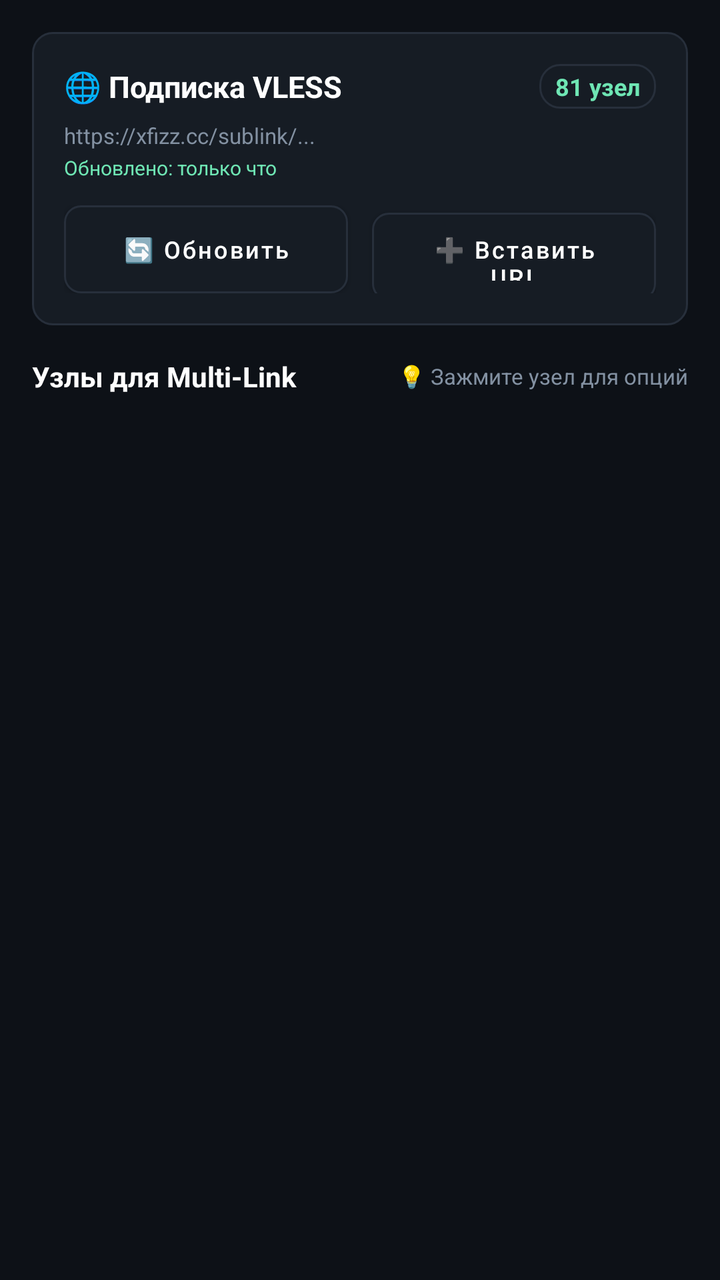
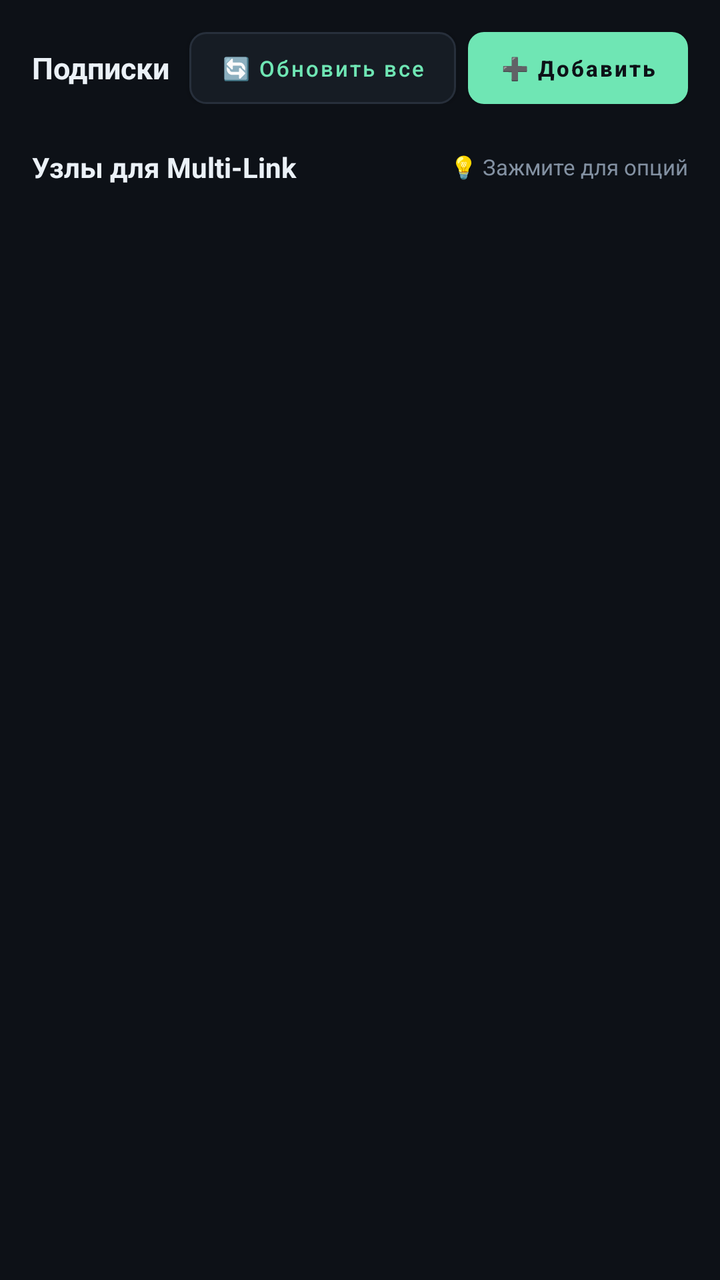

Before-and-after screenshots of an Android layout around one commit, followed by the original layout XML and the change that was made.
<!-- AndroidManifest.xml: application theme Theme.EvertyMultiLink -->
<!-- res/layout/fragment_servers.xml -->
<?xml version="1.0" encoding="utf-8"?>
<LinearLayout xmlns:android="http://schemas.android.com/apk/res/android"
    xmlns:app="http://schemas.android.com/apk/res-auto"
    android:layout_width="match_parent"
    android:layout_height="match_parent"
    android:orientation="vertical"
    android:background="@color/bg_dark"
    android:padding="16dp">

    
    <LinearLayout
        android:layout_width="match_parent"
        android:layout_height="wrap_content"
        android:orientation="vertical"
        android:background="@drawable/card_tv_focusable"
        android:padding="16dp"
        android:focusable="true"
        android:layout_marginBottom="16dp">

        <LinearLayout
            android:layout_width="match_parent"
            android:layout_height="wrap_content"
            android:orientation="horizontal"
            android:gravity="center_vertical"
            android:layout_marginBottom="6dp">

            <TextView
                android:layout_width="0dp"
                android:layout_height="wrap_content"
                android:layout_weight="1"
                android:text="🌐 Подписка VLESS"
                android:textColor="@color/white"
                android:textSize="15sp"
                android:textStyle="bold" />

            <TextView
                android:id="@+id/tvSubscriptionCount"
                android:layout_width="wrap_content"
                android:layout_height="wrap_content"
                android:text="81 узел"
                android:textColor="@color/accent_cyan"
                android:textSize="12sp"
                android:textStyle="bold"
                android:background="@drawable/card_background"
                android:paddingHorizontal="8dp"
                android:paddingVertical="3dp" />
        </LinearLayout>

        <TextView
            android:id="@+id/tvSubscriptionUrl"
            android:layout_width="match_parent"
            android:layout_height="wrap_content"
            android:text="https://xfizz.cc/sublink/..."
            android:textColor="@color/text_muted"
            android:textSize="11sp"
            android:ellipsize="middle"
            android:singleLine="true" />

        <TextView
            android:id="@+id/tvSubscriptionUpdated"
            android:layout_width="match_parent"
            android:layout_height="wrap_content"
            android:text="Обновлено: только что"
            android:textColor="@color/accent_mint"
            android:textSize="10sp"
            android:layout_marginTop="2dp"
            android:layout_marginBottom="12dp" />

        <LinearLayout
            android:layout_width="match_parent"
            android:layout_height="wrap_content"
            android:orientation="horizontal">

            <com.google.android.material.button.MaterialButton
                android:id="@+id/btnUpdateSub"
                android:layout_width="0dp"
                android:layout_height="44dp"
                android:layout_weight="1"
                android:text="🔄 Обновить"
                android:textSize="12sp"
                android:textAllCaps="false"
                android:layout_marginEnd="6dp"
                android:background="@drawable/btn_secondary_selector"
                app:backgroundTint="@null" />

            <com.google.android.material.button.MaterialButton
                android:id="@+id/btnAddSub"
                android:layout_width="0dp"
                android:layout_height="44dp"
                android:layout_weight="1"
                android:text="➕ Вставить URL"
                android:textSize="12sp"
                android:textAllCaps="false"
                android:layout_marginStart="6dp"
                android:background="@drawable/btn_secondary_selector"
                app:backgroundTint="@null" />
        </LinearLayout>
    </LinearLayout>

    
    <LinearLayout
        android:layout_width="match_parent"
        android:layout_height="wrap_content"
        android:orientation="horizontal"
        android:gravity="center_vertical"
        android:layout_marginBottom="8dp">

        <TextView
            android:id="@+id/tvNodesHeader"
            android:layout_width="0dp"
            android:layout_height="wrap_content"
            android:layout_weight="1"
            android:text="Узлы для Multi-Link"
            android:textColor="@color/white"
            android:textSize="14sp"
            android:textStyle="bold" />

        <TextView
            android:layout_width="wrap_content"
            android:layout_height="wrap_content"
            android:text="💡 Зажмите узел для опций"
            android:textColor="@color/text_muted"
            android:textSize="11sp" />
    </LinearLayout>

    
    <androidx.recyclerview.widget.RecyclerView
        android:id="@+id/rvNodes"
        android:layout_width="match_parent"
        android:layout_height="0dp"
        android:layout_weight="1"
        android:clipToPadding="false"
        android:paddingBottom="16dp" />

</LinearLayout>
<!-- resources referenced by this layout -->
<resources>
  <color name="accent_cyan">#6FE6B4</color>
  <color name="accent_mint">#6FE6B4</color>
  <color name="bg_dark">#0D1117</color>
  <color name="text_muted">#8391A2</color>
  <color name="white">#FFFFFF</color>
  <!-- drawable btn_secondary_selector (drawable) -->
  <?xml version="1.0" encoding="utf-8"?>
  <selector xmlns:android="http://schemas.android.com/apk/res/android">
      <item android:state_focused="true">
          <shape android:shape="rectangle">
              <solid android:color="@color/bg_card" />
              <corners android:radius="8dp" />
              <stroke
                  android:width="2dp"
                  android:color="@color/accent_mint" />
          </shape>
      </item>
      <item android:state_pressed="true">
          <shape android:shape="rectangle">
              <solid android:color="#1F2833" />
              <corners android:radius="8dp" />
              <stroke
                  android:width="1dp"
                  android:color="@color/border_card" />
          </shape>
      </item>
      <item>
          <shape android:shape="rectangle">
              <solid android:color="@color/bg_card" />
              <corners android:radius="8dp" />
              <stroke
                  android:width="1dp"
                  android:color="@color/border_card" />
          </shape>
      </item>
  </selector>
  <!-- drawable card_background (drawable) -->
  <?xml version="1.0" encoding="utf-8"?>
  <shape xmlns:android="http://schemas.android.com/apk/res/android"
      android:shape="rectangle">
      <solid android:color="@color/bg_card" />
      <corners android:radius="10dp" />
      <stroke
          android:width="1dp"
          android:color="@color/border_card" />
  </shape>
  <!-- drawable card_tv_focusable (drawable) -->
  <?xml version="1.0" encoding="utf-8"?>
  <selector xmlns:android="http://schemas.android.com/apk/res/android">
      <item android:state_focused="true">
          <shape android:shape="rectangle">
              <solid android:color="@color/bg_card" />
              <corners android:radius="10dp" />
              <stroke
                  android:width="2dp"
                  android:color="@color/accent_mint" />
          </shape>
      </item>
      <item android:state_pressed="true">
          <shape android:shape="rectangle">
              <solid android:color="#1F2833" />
              <corners android:radius="10dp" />
              <stroke
                  android:width="1dp"
                  android:color="@color/border_card" />
          </shape>
      </item>
      <item>
          <shape android:shape="rectangle">
              <solid android:color="@color/bg_card" />
              <corners android:radius="10dp" />
              <stroke
                  android:width="1dp"
                  android:color="@color/border_card" />
          </shape>
      </item>
  </selector>
  <style name="Theme.EvertyMultiLink" parent="Theme.MaterialComponents.DayNight.NoActionBar">
          <item name="colorPrimary">@color/accent_mint</item>
          <item name="colorPrimaryVariant">@color/accent_soft</item>
          <item name="colorOnPrimary">@color/white</item>
          <item name="colorSecondary">@color/accent_cyan</item>
          <item name="colorSecondaryVariant">@color/accent_cyan</item>
          <item name="colorOnSecondary">@color/bg_dark</item>
          <item name="android:statusBarColor">@color/bg_dark</item>
          <item name="android:navigationBarColor">@color/bg_dark</item>
          <item name="android:windowBackground">@color/bg_dark</item>
      </style>
  <color name="bg_card">#161C24</color>
  <color name="border_card">#272F3B</color>
  <color name="accent_soft">#1C342D</color>
</resources>

<!-- the commit's change to res/layout/fragment_servers.xml (unified diff, before → after) -->
@@ -11,91 +11,54 @@
     <LinearLayout
         android:layout_width="match_parent"
         android:layout_height="wrap_content"
-        android:orientation="vertical"
-        android:background="@drawable/card_tv_focusable"
-        android:padding="16dp"
-        android:focusable="true"
-        android:layout_marginBottom="16dp">
-
-        <LinearLayout
-            android:layout_width="match_parent"
-            android:layout_height="wrap_content"
-            android:orientation="horizontal"
-            android:gravity="center_vertical"
-            android:layout_marginBottom="6dp">
-
-            <TextView
-                android:layout_width="0dp"
-                android:layout_height="wrap_content"
-                android:layout_weight="1"
-                android:text="🌐 Подписка VLESS"
-                android:textColor="@color/white"
-                android:textSize="15sp"
-                android:textStyle="bold" />
-
-            <TextView
-                android:id="@+id/tvSubscriptionCount"
-                android:layout_width="wrap_content"
-                android:layout_height="wrap_content"
-                android:text="81 узел"
-                android:textColor="@color/accent_cyan"
-                android:textSize="12sp"
-                android:textStyle="bold"
-                android:background="@drawable/card_background"
-                android:paddingHorizontal="8dp"
-                android:paddingVertical="3dp" />
-        </LinearLayout>
+        android:orientation="horizontal"
+        android:gravity="center_vertical"
+        android:layout_marginBottom="10dp">
 
         <TextView
-            android:id="@+id/tvSubscriptionUrl"
-            android:layout_width="match_parent"
+            android:id="@+id/tvSubscriptionsHeader"
+            android:layout_width="0dp"
             android:layout_height="wrap_content"
-            android:text="https://xfizz.cc/sublink/..."
-            android:textColor="@color/text_muted"
+            android:layout_weight="1"
+            android:text="Подписки"
+            android:textColor="@color/text_primary"
+            android:textSize="15sp"
+            android:textStyle="bold" />
+
+        <com.google.android.material.button.MaterialButton
+            android:id="@+id/btnUpdateAllSubs"
+            android:layout_width="wrap_content"
+            android:layout_height="36dp"
+            android:layout_marginEnd="6dp"
+            android:background="@drawable/btn_secondary_selector"
+            app:backgroundTint="@null"
+            android:focusable="true"
+            android:text="🔄 Обновить все"
+            android:textAllCaps="false"
+            android:textColor="@color/accent_mint"
+            android:textSize="11sp" />
+
+        <com.google.android.material.button.MaterialButton
+            android:id="@+id/btnAddSubscription"
+            android:layout_width="wrap_content"
+            android:layout_height="36dp"
+            android:background="@drawable/btn_primary_selector"
+            app:backgroundTint="@null"
+            android:focusable="true"
+            android:text="➕ Добавить"
+            android:textAllCaps="false"
+            android:textColor="@color/bg_dark"
             android:textSize="11sp"
-            android:ellipsize="middle"
-            android:singleLine="true" />
+            android:textStyle="bold" />
+    </LinearLayout>
 
-        <TextView
-            android:id="@+id/tvSubscriptionUpdated"
-            android:layout_width="match_parent"
-            android:layout_height="wrap_content"
-            android:text="Обновлено: только что"
-            android:textColor="@color/accent_mint"
-            android:textSize="10sp"
-            android:layout_marginTop="2dp"
-            android:layout_marginBottom="12dp" />
-
-        <LinearLayout
-            android:layout_width="match_parent"
-            android:layout_height="wrap_content"
-            android:orientation="horizontal">
-
-            <com.google.android.material.button.MaterialButton
-                android:id="@+id/btnUpdateSub"
-                android:layout_width="0dp"
-                android:layout_height="44dp"
-                android:layout_weight="1"
-                android:text="🔄 Обновить"
-                android:textSize="12sp"
-                android:textAllCaps="false"
-                android:layout_marginEnd="6dp"
-                android:background="@drawable/btn_secondary_selector"
-                app:backgroundTint="@null" />
-
-            <com.google.android.material.button.MaterialButton
-                android:id="@+id/btnAddSub"
-                android:layout_width="0dp"
-                android:layout_height="44dp"
-                android:layout_weight="1"
-                android:text="➕ Вставить URL"
-                android:textSize="12sp"
-                android:textAllCaps="false"
-                android:layout_marginStart="6dp"
-                android:background="@drawable/btn_secondary_selector"
-                app:backgroundTint="@null" />
-        </LinearLayout>
-    </LinearLayout>
+    
+    <androidx.recyclerview.widget.RecyclerView
+        android:id="@+id/rvSubscriptions"
+        android:layout_width="match_parent"
+        android:layout_height="wrap_content"
+        android:nestedScrollingEnabled="false"
+        android:layout_marginBottom="12dp" />
 
     
     <LinearLayout
@@ -111,14 +74,14 @@
             android:layout_height="wrap_content"
             android:layout_weight="1"
             android:text="Узлы для Multi-Link"
-            android:textColor="@color/white"
+            android:textColor="@color/text_primary"
             android:textSize="14sp"
             android:textStyle="bold" />
 
         <TextView
             android:layout_width="wrap_content"
             android:layout_height="wrap_content"
-            android:text="💡 Зажмите узел для опций"
+            android:text="💡 Зажмите для опций"
             android:textColor="@color/text_muted"
             android:textSize="11sp" />
     </LinearLayout>
<!-- resource entries referenced after the edit -->
@@ -4,6 +4,32 @@
   <color name="accent_mint">#6FE6B4</color>
   <color name="bg_dark">#0D1117</color>
   <color name="text_muted">#8391A2</color>
+  <color name="text_primary">#EBF1F7</color>
+  <!-- drawable btn_primary_selector (drawable) -->
+  <?xml version="1.0" encoding="utf-8"?>
+  <selector xmlns:android="http://schemas.android.com/apk/res/android">
+      <item android:state_pressed="true">
+          <shape android:shape="rectangle">
+              <solid android:color="#57BD93" />
+              <corners android:radius="8dp" />
+          </shape>
+      </item>
+      <item android:state_focused="true">
+          <shape android:shape="rectangle">
+              <solid android:color="@color/accent_mint" />
+              <corners android:radius="8dp" />
+              <stroke
+                  android:width="2dp"
+                  android:color="@color/white" />
+          </shape>
+      </item>
+      <item>
+          <shape android:shape="rectangle">
+              <solid android:color="@color/accent_mint" />
+              <corners android:radius="8dp" />
+          </shape>
+      </item>
+  </selector>
   <color name="white">#FFFFFF</color>
   <!-- drawable btn_secondary_selector (drawable) -->
   <?xml version="1.0" encoding="utf-8"?>
@@ -36,47 +62,6 @@
           </shape>
       </item>
   </selector>
-  <!-- drawable card_background (drawable) -->
-  <?xml version="1.0" encoding="utf-8"?>
-  <shape xmlns:android="http://schemas.android.com/apk/res/android"
-      android:shape="rectangle">
-      <solid android:color="@color/bg_card" />
-      <corners android:radius="10dp" />
-      <stroke
-          android:width="1dp"
-          android:color="@color/border_card" />
-  </shape>
-  <!-- drawable card_tv_focusable (drawable) -->
-  <?xml version="1.0" encoding="utf-8"?>
-  <selector xmlns:android="http://schemas.android.com/apk/res/android">
-      <item android:state_focused="true">
-          <shape android:shape="rectangle">
-              <solid android:color="@color/bg_card" />
-              <corners android:radius="10dp" />
-              <stroke
-                  android:width="2dp"
-                  android:color="@color/accent_mint" />
-          </shape>
-      </item>
-      <item android:state_pressed="true">
-          <shape android:shape="rectangle">
-              <solid android:color="#1F2833" />
-              <corners android:radius="10dp" />
-              <stroke
-                  android:width="1dp"
-                  android:color="@color/border_card" />
-          </shape>
-      </item>
-      <item>
-          <shape android:shape="rectangle">
-              <solid android:color="@color/bg_card" />
-              <corners android:radius="10dp" />
-              <stroke
-                  android:width="1dp"
-                  android:color="@color/border_card" />
-          </shape>
-      </item>
-  </selector>
   <style name="Theme.EvertyMultiLink" parent="Theme.MaterialComponents.DayNight.NoActionBar">
           <item name="colorPrimary">@color/accent_mint</item>
           <item name="colorPrimaryVariant">@color/accent_soft</item>
